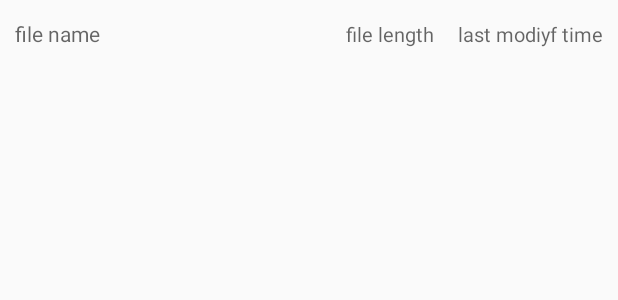
After one commit to qiuh1016/RouteDemo, an Android app: the layout route_file_listview_cell.xml on its own in the app's theme, with its tools: preview values and no code run, on a phone screen of 412 x 824 dp. The commit adds this screen. Shown: the top 300 px of the screen. Run offline under Robolectric (Android 15) with nearby library versions, the phone set to English and light mode, and no system bars.

Commit message:
文件选择
09191532

```diff
--- a/app/build.gradle
+++ b/app/build.gradle
@@ -28,4 +28,5 @@ dependencies {
     compile 'com.jakewharton:butterknife:8.4.0'
     apt 'com.jakewharton:butterknife-compiler:8.4.0'
     compile files('libs/BaiduLBS_Android.jar')
+    compile 'com.kaopiz:kprogresshud:1.0.5'
 }
--- /dev/null
+++ b/app/src/main/res/layout/route_file_listview_cell.xml
@@ -0,0 +1,40 @@
+<?xml version="1.0" encoding="utf-8"?>
+<LinearLayout xmlns:android="http://schemas.android.com/apk/res/android"
+    android:orientation="horizontal" android:layout_width="match_parent"
+    android:layout_height="45dp">
+
+    <TextView
+        android:layout_width="wrap_content"
+        android:layout_height="match_parent"
+        android:textAppearance="?android:attr/textAppearanceMedium"
+        android:text="file name"
+        android:id="@+id/file_name"
+        android:gravity="center_vertical"
+        android:textIsSelectable="false"
+        android:textSize="14sp"
+        android:layout_marginLeft="10dp" />
+
+    <TextView
+        android:layout_width="0dp"
+        android:layout_height="match_parent"
+        android:textAppearance="?android:attr/textAppearanceMedium"
+        android:text="file length"
+        android:layout_weight="1"
+        android:layout_marginRight="15dp"
+        android:layout_marginLeft="10dp"
+        android:gravity="center_vertical|right"
+        android:textIsSelectable="false"
+        android:textSize="13sp"
+        android:id="@+id/file_length" />
+
+    <TextView
+        android:layout_width="wrap_content"
+        android:layout_height="match_parent"
+        android:textAppearance="?android:attr/textAppearanceMedium"
+        android:text="last modiyf time"
+        android:id="@+id/last_modify_time"
+        android:gravity="center_vertical|right"
+        android:textIsSelectable="false"
+        android:textSize="13sp"
+        android:layout_marginRight="10dp" />
+</LinearLayout>
```
Also changed, not shown: app/src/main/AndroidManifest.xml (+27 -24 lines), app/src/main/java/com/cetcme/routedemo/FileUtil.java (+17 -8 lines), app/src/main/java/com/cetcme/routedemo/RouteFilesActivity.java (added, +66 -0 lines), app/src/main/java/com/cetcme/routedemo/RouteRecordActivity.java (renamed from app/src/main/java/com/cetcme/routedemo/MainActivity.java, +162 -67 lines), app/src/main/res/layout/activity_route_files.xml (added, +19 -0 lines), app/src/main/res/layout/activity_route_record.xml (renamed from app/src/main/res/layout/activity_main.xml, +33 -24 lines), app/src/main/res/drawable-xxhdpi/icon_end.png (added), app/src/main/res/drawable-xxhdpi/icon_start.png (added), app/src/main/res/drawable-xxxhdpi/icon_user_location.png.
